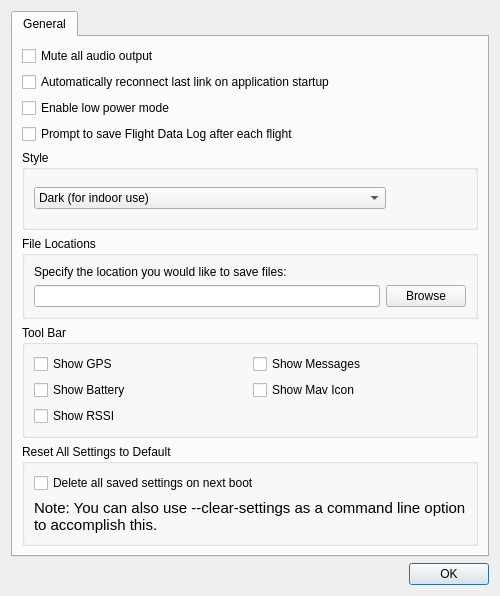
Above: src/ui/SettingsDialog.ui from mavlink/qgroundcontrol before the change. Below: the same form after it.
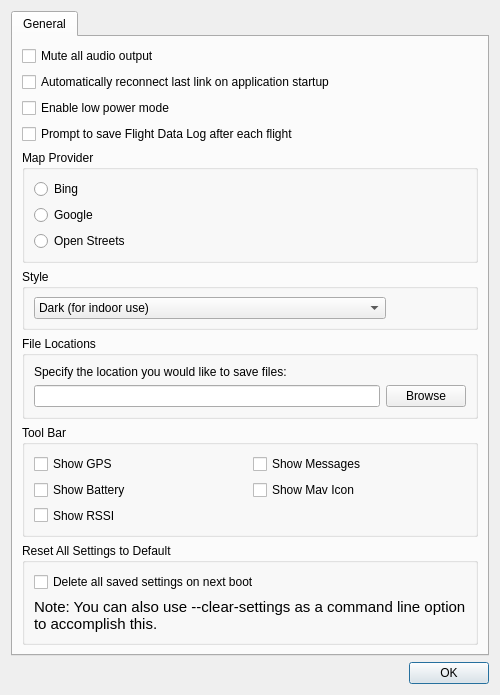
That is the form after the change.

Commit message: Map provider to use is now in settings

Diff of the .ui file:
```diff
--- a/src/ui/SettingsDialog.ui
+++ b/src/ui/SettingsDialog.ui
@@ -7,7 +7,7 @@
     <x>0</x>
     <y>0</y>
     <width>500</width>
-    <height>596</height>
+    <height>689</height>
    </rect>
   </property>
   <property name="sizePolicy">
@@ -115,6 +115,36 @@
          </property>
         </widget>
        </item>
+       <item>
+        <widget class="QGroupBox" name="groupBox_4">
+         <property name="title">
+          <string>Map Provider</string>
+         </property>
+         <layout class="QVBoxLayout" name="verticalLayout">
+          <item>
+           <widget class="QRadioButton" name="bingMapRadio">
+            <property name="text">
+             <string>Bing</string>
+            </property>
+           </widget>
+          </item>
+          <item>
+           <widget class="QRadioButton" name="googleMapRadio">
+            <property name="text">
+             <string>Google</string>
+            </property>
+           </widget>
+          </item>
+          <item>
+           <widget class="QRadioButton" name="openMapRadio">
+            <property name="text">
+             <string>Open Streets</string>
+            </property>
+           </widget>
+          </item>
+         </layout>
+        </widget>
+       </item>
        <item>
         <widget class="QGroupBox" name="groupBox">
          <property name="sizePolicy">
```
The commit also changes 2 other files.
